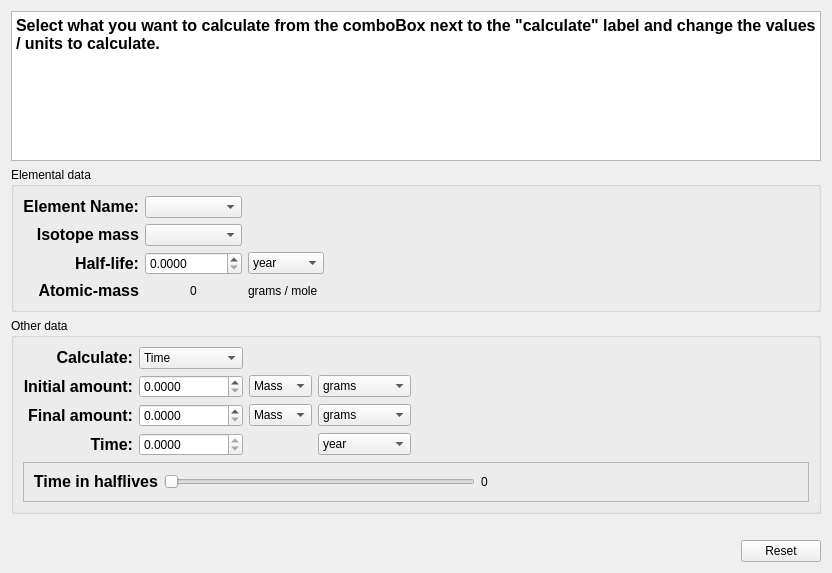
Old version of the form src/calculator/nuclearCalculator.ui in the repository KDE/kalzium.
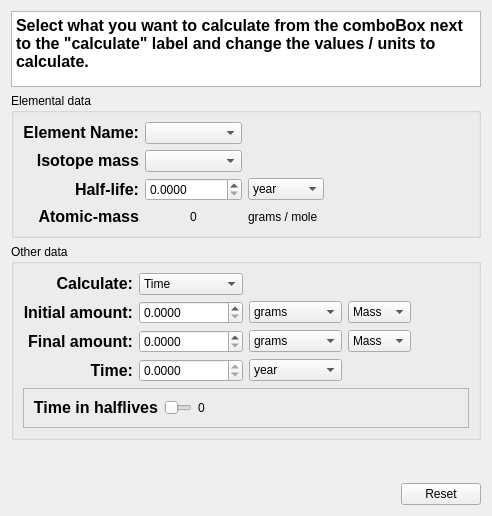
New version of the form. Custom widgets are drawn as their Qt base class.

```diff
--- a/src/calculator/nuclearCalculator.ui
+++ b/src/calculator/nuclearCalculator.ui
@@ -6,13 +6,19 @@
    <rect>
     <x>0</x>
     <y>0</y>
-    <width>832</width>
-    <height>573</height>
+    <width>492</width>
+    <height>516</height>
    </rect>
   </property>
   <layout class="QVBoxLayout" name="verticalLayout_2">
    <item>
     <widget class="KTextEdit" name="ktextedit">
+     <property name="maximumSize">
+      <size>
+       <width>16777215</width>
+       <height>100</height>
+      </size>
+     </property>
      <property name="readOnly">
       <bool>true</bool>
      </property>
@@ -289,7 +295,7 @@
           </property>
          </widget>
         </item>
-        <item row="1" column="2">
+        <item row="1" column="3">
          <widget class="QComboBox" name="initAmtType">
           <item>
            <property name="text">
@@ -303,7 +309,7 @@
           </item>
          </widget>
         </item>
-        <item row="2" column="2">
+        <item row="2" column="3">
          <widget class="QComboBox" name="finalAmtType">
           <item>
            <property name="text">
@@ -317,7 +323,20 @@
           </item>
          </widget>
         </item>
-        <item row="1" column="3">
+        <item row="1" column="5">
+         <spacer name="horizontalSpacer_3">
+          <property name="orientation">
+           <enum>Qt::Horizontal</enum>
+          </property>
+          <property name="sizeHint" stdset="0">
+           <size>
+            <width>221</width>
+            <height>20</height>
+           </size>
+          </property>
+         </spacer>
+        </item>
+        <item row="1" column="2">
          <widget class="QComboBox" name="initAmt_unit">
           <item>
            <property name="text">
@@ -351,7 +370,7 @@
           </item>
          </widget>
         </item>
-        <item row="2" column="3">
+        <item row="2" column="2">
          <widget class="QComboBox" name="finalAmt_unit">
           <item>
            <property name="text">
@@ -385,7 +404,7 @@
           </item>
          </widget>
         </item>
-        <item row="3" column="3">
+        <item row="3" column="2">
          <widget class="QComboBox" name="time_unit">
           <item>
            <property name="text">
@@ -419,19 +438,6 @@
           </item>
          </widget>
         </item>
-        <item row="1" column="4">
-         <spacer name="horizontalSpacer_3">
-          <property name="orientation">
-           <enum>Qt::Horizontal</enum>
-          </property>
-          <property name="sizeHint" stdset="0">
-           <size>
-            <width>221</width>
-            <height>20</height>
-           </size>
-          </property>
-         </spacer>
-        </item>
        </layout>
       </item>
       <item>
```
Left out of the diff: 135 changed lines with no effect on the pictures.
